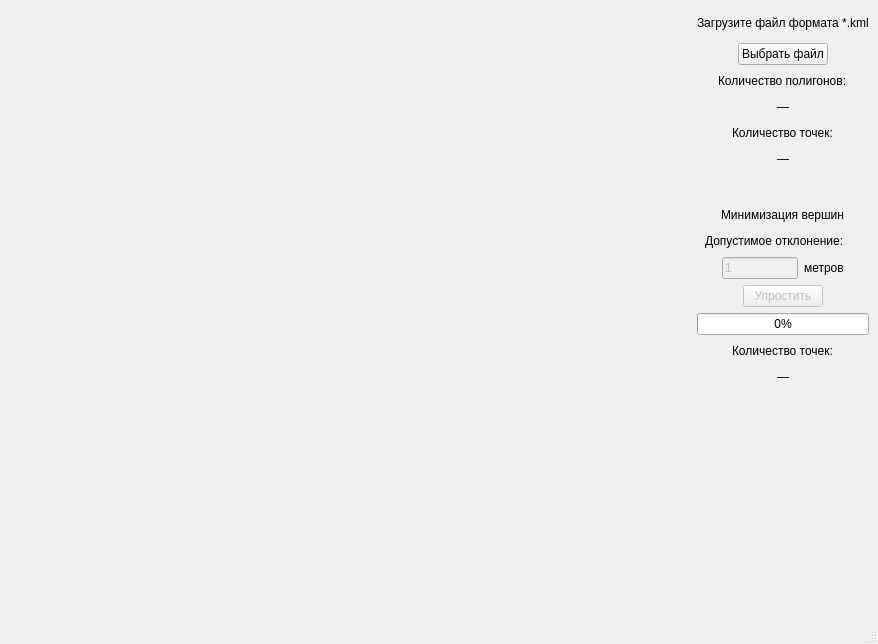
First picture: the form in View/view.ui, repository safosaffers/KMLViewer, before the edit.
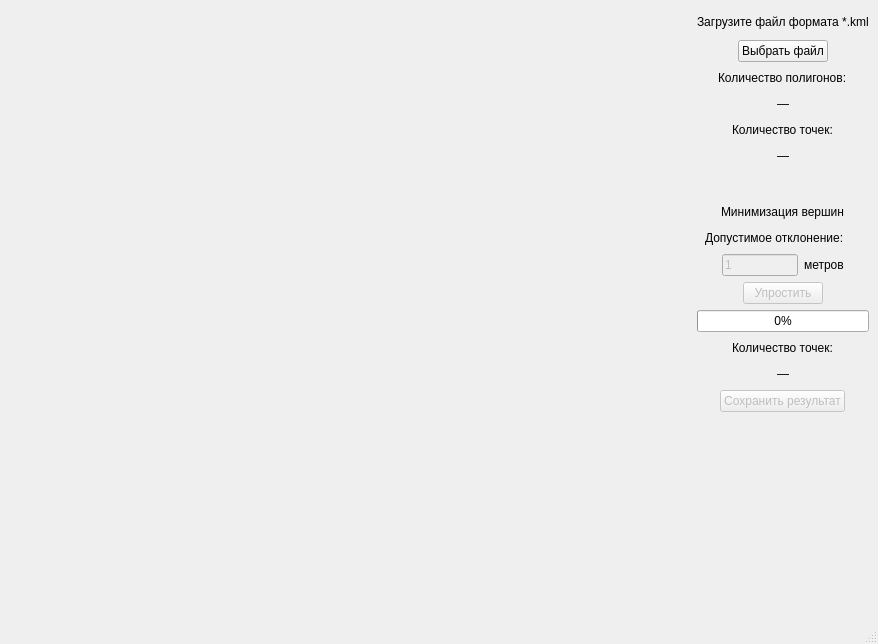
Second picture: the form after the edit.

Commit message: Feat(ui): add file dialog for choosing KML save location

What changed in the file:
```diff
--- a/View/view.ui
+++ b/View/view.ui
@@ -21,7 +21,7 @@
        <widget class="QWidget" name="glwidget" native="true"/>
       </item>
       <item>
-       <layout class="QVBoxLayout" name="verticalLayout" stretch="1,1,0,0,0,0,0,0,0,0,0,0,0,0,8">
+       <layout class="QVBoxLayout" name="verticalLayout" stretch="1,1,0,0,0,0,0,0,0,0,0,0,0,0,0,8">
         <item>
          <layout class="QHBoxLayout" name="horizontalLayout_5">
           <item>
@@ -568,6 +568,49 @@
           </item>
          </layout>
         </item>
+        <item>
+         <layout class="QHBoxLayout" name="horizontalLayout_13">
+          <item>
+           <spacer name="horizontalSpacer_21">
+            <property name="orientation">
+             <enum>Qt::Orientation::Horizontal</enum>
+            </property>
+            <property name="sizeHint" stdset="0">
+             <size>
+              <width>40</width>
+              <height>20</height>
+             </size>
+            </property>
+           </spacer>
+          </item>
+          <item>
+           <widget class="QPushButton" name="btnSaveSimplifyPoligons">
+            <property name="enabled">
+             <bool>false</bool>
+            </property>
+            <property name="text">
+             <string>Сохранить результат</string>
+            </property>
+            <property name="checkable">
+             <bool>true</bool>
+            </property>
+           </widget>
+          </item>
+          <item>
+           <spacer name="horizontalSpacer_22">
+            <property name="orientation">
+             <enum>Qt::Orientation::Horizontal</enum>
+            </property>
+            <property name="sizeHint" stdset="0">
+             <size>
+              <width>40</width>
+              <height>20</height>
+             </size>
+            </property>
+           </spacer>
+          </item>
+         </layout>
+        </item>
         <item>
          <spacer name="verticalSpacer">
           <property name="orientation">
```
The commit also changes 4 other files.
